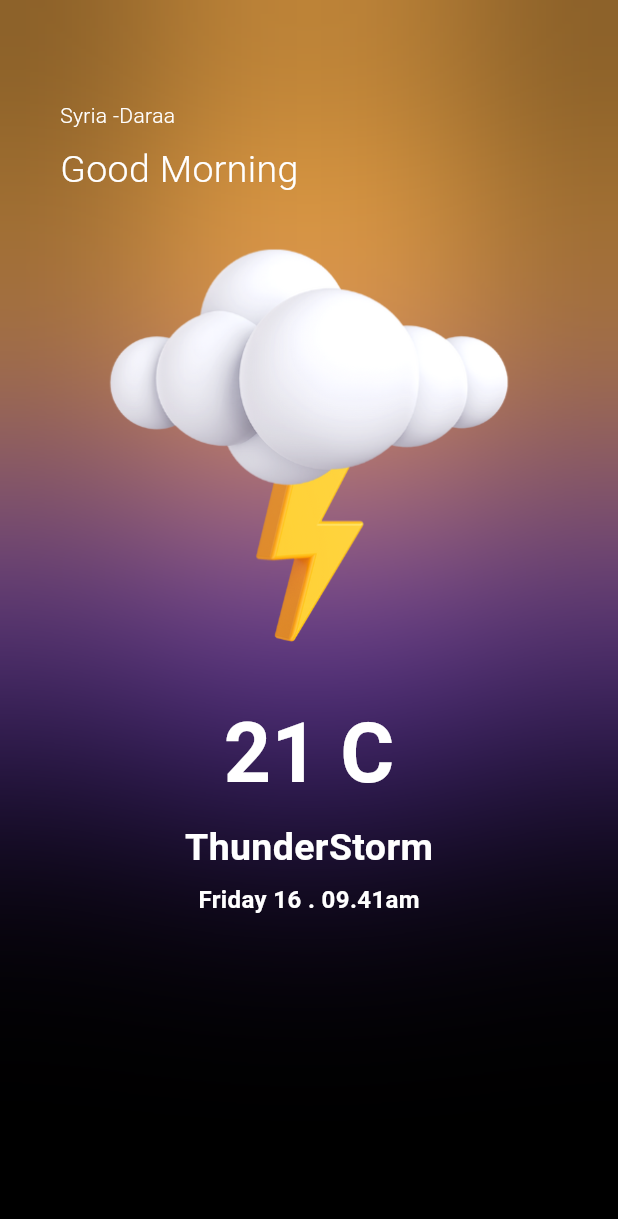
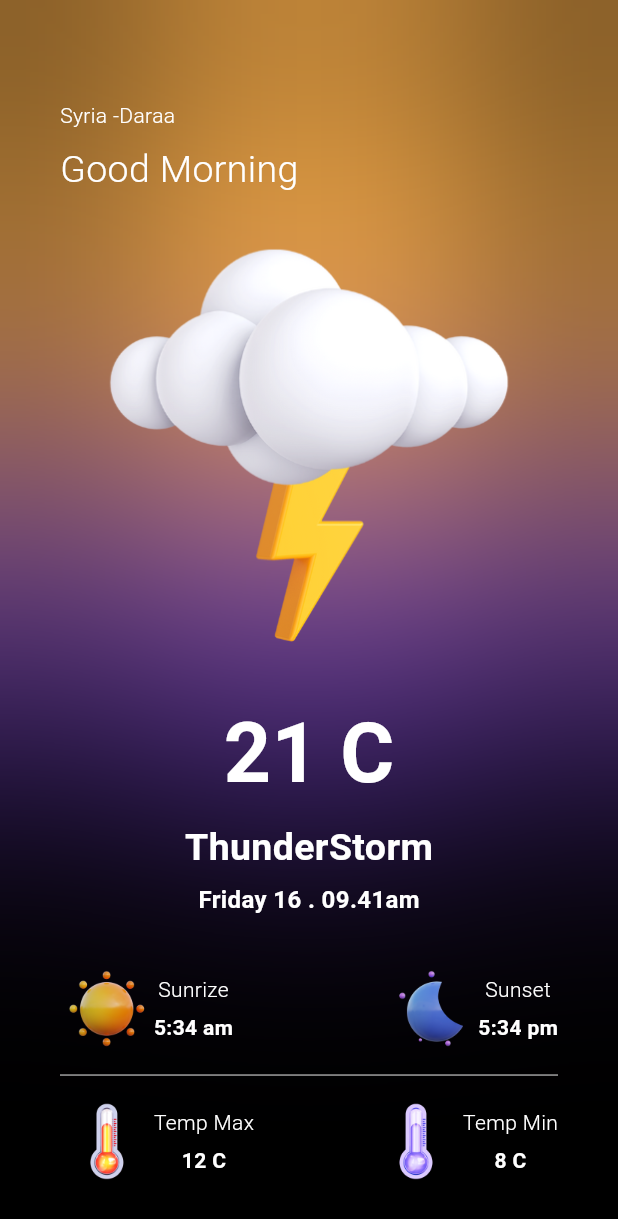
Before and after one commit to diaa31412/FlutterWeather, a Flutter app: the screen it shows after launch, on a phone screen of 412 x 824 dp. Shown: the top 1219 px of the screen. Run offline on Flutter 3.47's test engine with Material 3 defaults, Android fonts, the phone set to English and light mode, and no system bars; our stand-ins replace bloc, equatable.

Commit message:
Add another wedget for home page

```diff
--- a/lib/screnns/homeScreen.dart
+++ b/lib/screnns/homeScreen.dart
@@ -113,7 +113,147 @@ class HomeScreen extends StatelessWidget {
                     ),
                     SizedBox(
                       height: 30,
-                    )
+                    ),
+                    Row(
+                      mainAxisAlignment: MainAxisAlignment.spaceBetween,
+                      children: [
+                        Row(
+                          children: [
+                            Image.asset(
+                              'assets/11.png',
+                              scale: 8,
+                            ),
+                            SizedBox(
+                              height: 5,
+                            ),
+                            Column(
+                              mainAxisAlignment: MainAxisAlignment.start,
+                              children: [
+                                Text(
+                                  "Sunrize",
+                                  style: TextStyle(
+                                      color: Colors.white,
+                                      fontWeight: FontWeight.w300),
+                                ),
+                                SizedBox(
+                                  height: 5,
+                                ),
+                                Text(
+                                  "5:34 am",
+                                  style: TextStyle(
+                                      color: Colors.white,
+                                      fontWeight: FontWeight.w700),
+                                )
+                              ],
+                            )
+                          ],
+                        ),
+                        Row(
+                          children: [
+                            Image.asset(
+                              'assets/12.png',
+                              scale: 8,
+                            ),
+                            SizedBox(
+                              height: 5,
+                            ),
+                            Column(
+                              mainAxisAlignment: MainAxisAlignment.start,
+                              children: [
+                                Text(
+                                  "Sunset",
+                                  style: TextStyle(
+                                      color: Colors.white,
+                                      fontWeight: FontWeight.w300),
+                                ),
+                                SizedBox(
+                                  height: 5,
+                                ),
+                                Text(
+                                  "5:34 pm",
+                                  style: TextStyle(
+                                      color: Colors.white,
+                                      fontWeight: FontWeight.w700),
+                                )
+                              ],
+                            )
+                          ],
+                        ),
+                      ],
+                    ),
+                    Padding(
+                      padding: EdgeInsets.symmetric(vertical: 5.0),
+                      child: Divider(
+                        color: Colors.grey,
+                      ),
+                    ),
+                    Row(
+                      mainAxisAlignment: MainAxisAlignment.spaceBetween,
+                      children: [
+                        Row(
+                          children: [
+                            Image.asset(
+                              'assets/13.png',
+                              scale: 8,
+                            ),
+                            SizedBox(
+                              height: 5,
+                            ),
+                            Column(
+                              mainAxisAlignment: MainAxisAlignment.start,
+                              children: [
+                                Text(
+                                  "Temp Max",
+                                  style: TextStyle(
+                                      color: Colors.white,
+                                      fontWeight: FontWeight.w300),
+                                ),
+                                SizedBox(
+                                  height: 5,
+                                ),
+                                Text(
+                                  "12 C",
+                                  style: TextStyle(
+                                      color: Colors.white,
+                                      fontWeight: FontWeight.w700),
+                                )
+                              ],
+                            )
+                          ],
+                        ),
+                        Row(
+                          children: [
+                            Image.asset(
+                              'assets/14.png',
+                              scale: 8,
+                            ),
+                            SizedBox(
+                              height: 5,
+                            ),
+                            Column(
+                              mainAxisAlignment: MainAxisAlignment.start,
+                              children: [
+                                Text(
+                                  "Temp Min",
+                                  style: TextStyle(
+                                      color: Colors.white,
+                                      fontWeight: FontWeight.w300),
+                                ),
+                                SizedBox(
+                                  height: 5,
+                                ),
+                                Text(
+                                  "8 C",
+                                  style: TextStyle(
+                                      color: Colors.white,
+                                      fontWeight: FontWeight.w700),
+                                )
+                              ],
+                            )
+                          ],
+                        ),
+                      ],
+                    ),
                   ],
                 ),
               )
```
